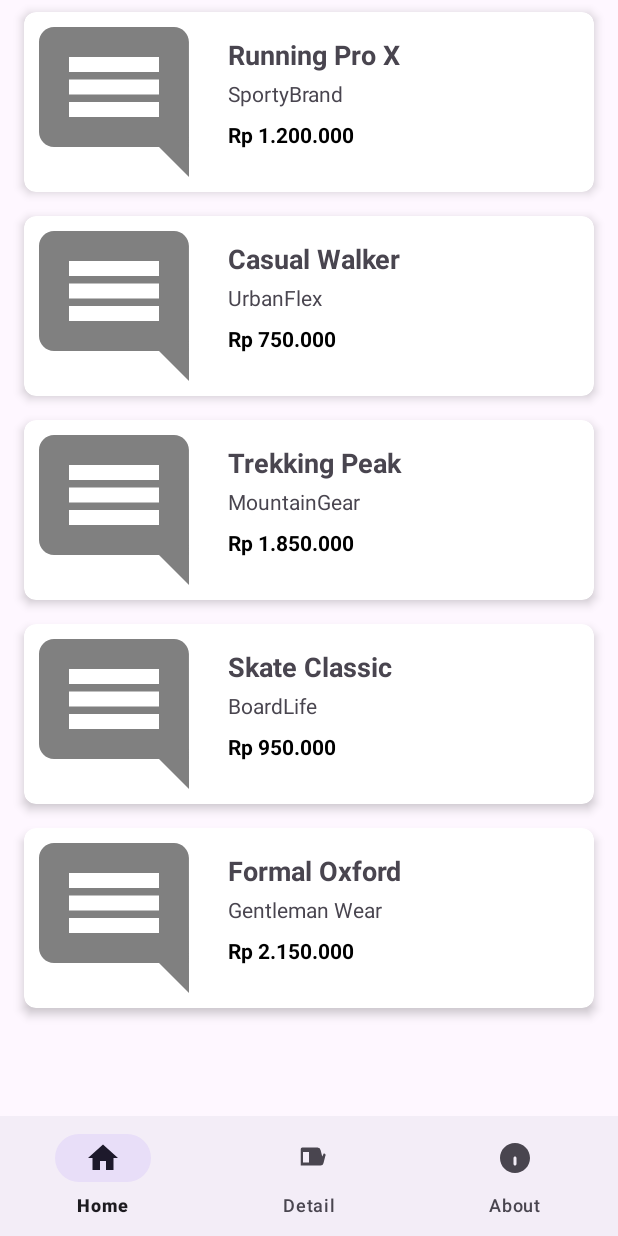
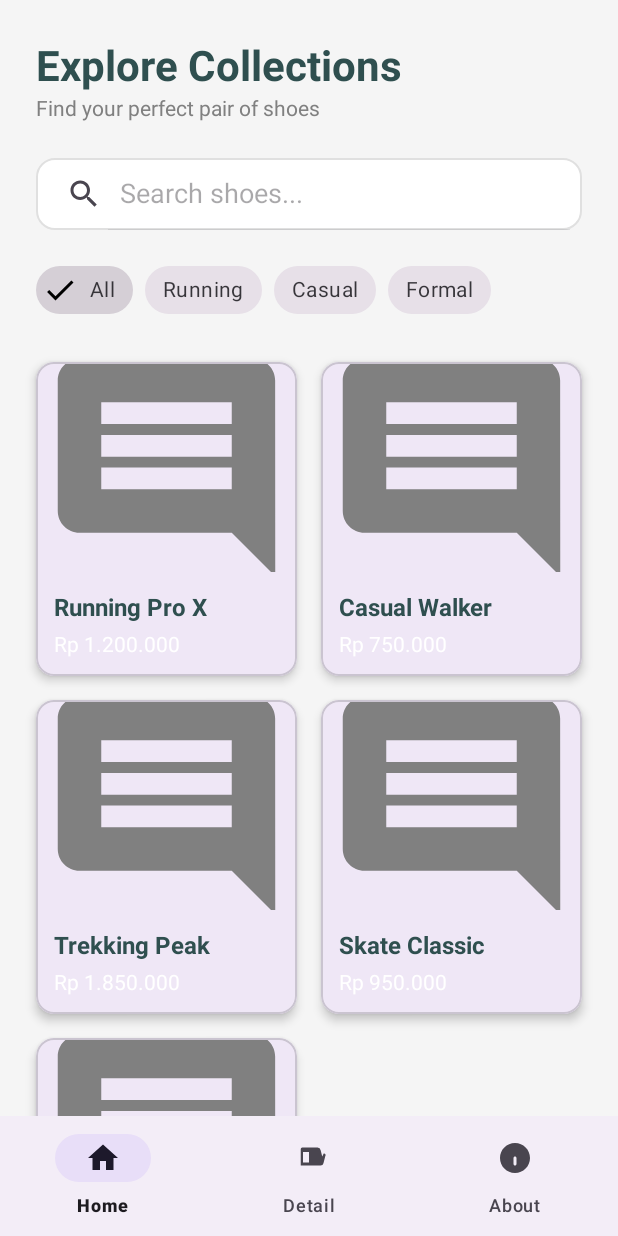
Before and after one commit to wahyualif23014/shoesappduo, an Android app: the screen it shows after launch (MainActivity), on a phone screen of 412 x 824 dp. Run offline under Robolectric (Android 15) with nearby library versions, the phone set to English and light mode, and no system bars; our stand-ins replace navigation-ui; pictures from the network do not load.

Commit message:
home boss

```diff
--- a/app/src/main/java/com/example/shoesappduo/ui/adapter/ShoeAdapter.kt
+++ b/app/src/main/java/com/example/shoesappduo/ui/adapter/ShoeAdapter.kt
@@ -19,7 +19,7 @@ class ShoeAdapter(
     inner class ShoeViewHolder(private val binding: ItemRowShoeBinding) : RecyclerView.ViewHolder(binding.root) {
         fun bind(shoe: Shoe) {
             binding.tvItemName.text = shoe.name
-            binding.tvItemBrand.text = shoe.brand
+//            binding.tvItemBrand.text = shoe.brand
             binding.tvItemPrice.text = shoe.price
 
             binding.imgItemPhoto.load(shoe.photoUrl) {
--- a/app/src/main/java/com/example/shoesappduo/ui/home/HomeFragment.kt
+++ b/app/src/main/java/com/example/shoesappduo/ui/home/HomeFragment.kt
@@ -7,6 +7,7 @@ import android.view.ViewGroup
 import androidx.fragment.app.Fragment
 import androidx.fragment.app.viewModels
 import androidx.navigation.fragment.findNavController
+import androidx.recyclerview.widget.GridLayoutManager
 import androidx.recyclerview.widget.LinearLayoutManager
 import com.example.shoesappduo.databinding.FragmentHomeBinding
 import com.example.shoesappduo.ui.adapter.ShoeAdapter
@@ -37,7 +38,8 @@ class HomeFragment : Fragment() {
 
         // Setup RecyclerView
         binding.rvShoes.apply {
-            layoutManager = LinearLayoutManager(context)
+            // --- UBAH BARIS INI ---
+            layoutManager = GridLayoutManager(context, 2) // Mengubah menjadi 2 kolom grid
             adapter = shoeAdapter
         }
 
--- /dev/null
+++ b/app/src/main/res/drawable/search_view_background.xml
@@ -0,0 +1,7 @@
+<?xml version="1.0" encoding="utf-8"?>
+<shape xmlns:android="http://schemas.android.com/apk/res/android"
+    android:shape="rectangle">
+    <solid android:color="@android:color/white" />
+    <corners android:radius="12dp" />
+    <stroke android:width="1dp" android:color="#E0E0E0" />
+</shape>
--- a/app/src/main/res/layout/fragment_home.xml
+++ b/app/src/main/res/layout/fragment_home.xml
@@ -4,16 +4,110 @@
     xmlns:tools="http://schemas.android.com/tools"
     android:layout_width="match_parent"
     android:layout_height="match_parent"
+    android:background="#F5F5F5"
     tools:context=".ui.home.HomeFragment">
+
+    <TextView
+        android:id="@+id/tv_header_title"
+        android:layout_width="0dp"
+        android:layout_height="wrap_content"
+        android:layout_marginStart="24dp"
+        android:layout_marginTop="24dp"
+        android:layout_marginEnd="24dp"
+        android:text="Explore Collections"
+        android:textColor="#2F4F4F"
+        android:textSize="28sp"
+        android:textStyle="bold"
+        app:layout_constraintEnd_toEndOf="parent"
+        app:layout_constraintStart_toStartOf="parent"
+        app:layout_constraintTop_toTopOf="parent" />
+
+    <TextView
+        android:id="@+id/tv_header_subtitle"
+        android:layout_width="0dp"
+        android:layout_height="wrap_content"
+        android:text="Find your perfect pair of shoes"
+        android:textColor="#808080"
+        app:layout_constraintEnd_toEndOf="@+id/tv_header_title"
+        app:layout_constraintStart_toStartOf="@+id/tv_header_title"
+        app:layout_constraintTop_toBottomOf="@+id/tv_header_title" />
+
+    <androidx.appcompat.widget.SearchView
+        android:id="@+id/search_view"
+        android:layout_width="0dp"
+        android:layout_height="wrap_content"
+        android:layout_marginTop="24dp"
+        android:background="@drawable/search_view_background"
+        app:iconifiedByDefault="false"
+        app:layout_constraintEnd_toEndOf="@+id/tv_header_title"
+        app:layout_constraintStart_toStartOf="@+id/tv_header_title"
+        app:layout_constraintTop_toBottomOf="@+id/tv_header_subtitle"
+        app:queryHint="Search shoes..." />
+
+    <HorizontalScrollView
+        android:id="@+id/horizontal_scroll_view"
+        android:layout_width="0dp"
+        android:layout_height="wrap_content"
+        android:layout_marginTop="16dp"
+        android:scrollbars="none"
+        app:layout_constraintEnd_toEndOf="parent"
+        app:layout_constraintStart_toStartOf="parent"
+        app:layout_constraintTop_toBottomOf="@+id/search_view">
+
+        <com.google.android.material.chip.ChipGroup
+            android:id="@+id/chip_group_category"
+            android:layout_width="wrap_content"
+            android:layout_height="wrap_content"
+            android:paddingStart="24dp"
+            android:paddingEnd="24dp"
+            app:singleLine="true"
+            app:singleSelection="true">
+
+            <com.google.android.material.chip.Chip
+                android:id="@+id/chip_all"
+                style="@style/Widget.MaterialComponents.Chip.Filter"
+                android:layout_width="wrap_content"
+                android:layout_height="wrap_content"
+                android:text="All"
+                android:checked="true" />
+
+            <com.google.android.material.chip.Chip
+                android:id="@+id/chip_running"
+                style="@style/Widget.MaterialComponents.Chip.Filter"
+                android:layout_width="wrap_content"
+                android:layout_height="wrap_content"
+                android:text="Running" />
+
+            <com.google.android.material.chip.Chip
+                android:id="@+id/chip_casual"
+                style="@style/Widget.MaterialComponents.Chip.Filter"
+                android:layout_width="wrap_content"
+                android:layout_height="wrap_content"
+                android:text="Casual" />
+
+            <com.google.android.material.chip.Chip
+                android:id="@+id/chip_formal"
+                style="@style/Widget.MaterialComponents.Chip.Filter"
+                android:layout_width="wrap_content"
+                android:layout_height="wrap_content"
+                android:text="Formal" />
+
+        </com.google.android.material.chip.ChipGroup>
+    </HorizontalScrollView>
+
 
     <androidx.recyclerview.widget.RecyclerView
         android:id="@+id/rv_shoes"
         android:layout_width="0dp"
         android:layout_height="0dp"
+        android:layout_marginTop="16dp"
+        android:clipToPadding="false"
+        android:paddingStart="16dp"
+        android:paddingEnd="16dp"
         app:layout_constraintBottom_toBottomOf="parent"
         app:layout_constraintEnd_toEndOf="parent"
         app:layout_constraintStart_toStartOf="parent"
-        app:layout_constraintTop_toTopOf="parent"
+        app:layout_constraintTop_toBottomOf="@+id/horizontal_scroll_view"
         tools:listitem="@layout/item_row_shoe" />
 
 </androidx.constraintlayout.widget.ConstraintLayout>
--- a/app/src/main/res/layout/item_row_shoe.xml
+++ b/app/src/main/res/layout/item_row_shoe.xml
@@ -1,14 +1,11 @@
 <?xml version="1.0" encoding="utf-8"?>
-<androidx.cardview.widget.CardView xmlns:android="http://schemas.android.com/apk/res/android"
+<com.google.android.material.card.MaterialCardView xmlns:android="http://schemas.android.com/apk/res/android"
     xmlns:app="http://schemas.android.com/apk/res-auto"
     xmlns:tools="http://schemas.android.com/tools"
     android:layout_width="match_parent"
     android:layout_height="wrap_content"
-    android:layout_marginStart="16dp"
-    android:layout_marginTop="8dp"
-    android:layout_marginEnd="16dp"
-    android:layout_marginBottom="8dp"
-    app:cardCornerRadius="8dp"
+    android:layout_margin="8dp"
+    app:cardCornerRadius="12dp"
     app:cardElevation="4dp">
 
     <androidx.constraintlayout.widget.ConstraintLayout
@@ -17,10 +14,10 @@
 
         <ImageView
             android:id="@+id/img_item_photo"
-            android:layout_width="120dp"
-            android:layout_height="120dp"
+            android:layout_width="0dp"
+            android:layout_height="140dp"
             android:scaleType="centerCrop"
-            app:layout_constraintBottom_toBottomOf="parent"
+            app:layout_constraintEnd_toEndOf="parent"
             app:layout_constraintStart_toStartOf="parent"
             app:layout_constraintTop_toTopOf="parent"
             tools:src="@tools:sample/avatars" />
@@ -29,39 +26,44 @@
             android:id="@+id/tv_item_name"
             android:layout_width="0dp"
             android:layout_height="wrap_content"
-            android:layout_marginStart="16dp"
-            android:layout_marginTop="16dp"
-            android:layout_marginEnd="16dp"
-            android:textSize="18sp"
+            android:layout_marginStart="12dp"
+            android:layout_marginTop="12dp"
+            android:layout_marginEnd="12dp"
+            android:ellipsize="end"
+            android:maxLines="1"
+            android:textColor="#2F4F4F"
+            android:textSize="16sp"
             android:textStyle="bold"
             app:layout_constraintEnd_toEndOf="parent"
-            app:layout_constraintStart_toEndOf="@+id/img_item_photo"
-            app:layout_constraintTop_toTopOf="parent"
+            app:layout_constraintStart_toStartOf="parent"
+            app:layout_constraintTop_toBottomOf="@+id/img_item_photo"
             tools:text="Nama Sepatu" />
-
-        <TextView
-            android:id="@+id/tv_item_brand"
-            android:layout_width="0dp"
-            android:layout_height="wrap_content"
-            android:layout_marginTop="4dp"
-            app:layout_constraintEnd_toEndOf="@+id/tv_item_name"
-            app:layout_constraintStart_toStartOf="@+id/tv_item_name"
-            app:layout_constraintTop_toBottomOf="@+id/tv_item_name"
-            tools:text="Merek Sepatu" />
-
+<!--        <TextView-->
+<!--            android:id="@+id/tv_item_brand"-->
+<!--            android:layout_width="0dp"-->
+<!--            android:layout_height="wrap_content"-->
+<!--            android:layout_marginTop="2dp"-->
+<!--            android:textColor="#808080"-->
+<!--            android:textSize="12sp"-->
+<!--            app:layout_constraintEnd_toEndOf="@+id/tv_item_name"-->
+<!--            app:layout_constraintStart_toStartOf="@+id/tv_item_name"-->
+<!--            app:layout_constraintTop_toBottomOf="@+id/tv_item_name"-->
+<!--            tools:text="Merek Terkenal" />-->
         <TextView
             android:id="@+id/tv_item_price"
             android:layout_width="0dp"
             android:layout_height="wrap_content"
-            android:layout_marginTop="8dp"
-            android:textColor="@color/black"
-            android:textStyle="bold"
-            app:layout_constraintEnd_toEndOf="@+id/tv_item_brand"
-            app:layout_constraintStart_toStartOf="@+id/tv_item_brand"
-            app:layout_constraintTop_toBottomOf="@+id/tv_item_brand"
+            android:layout_marginTop="4dp"
+            android:layout_marginBottom="12dp"
+            android:textColor="@color/white"
+            android:textSize="14sp"
+            app:layout_constraintBottom_toBottomOf="parent"
+            app:layout_constraintEnd_toEndOf="@+id/tv_item_name"
+            app:layout_constraintStart_toStartOf="@+id/tv_item_name"
+            app:layout_constraintTop_toBottomOf="@+id/tv_item_name"
             tools:text="Rp 1.000.000" />
 
 
     </androidx.constraintlayout.widget.ConstraintLayout>
 
-</androidx.cardview.widget.CardView>
+</com.google.android.material.card.MaterialCardView>
```
